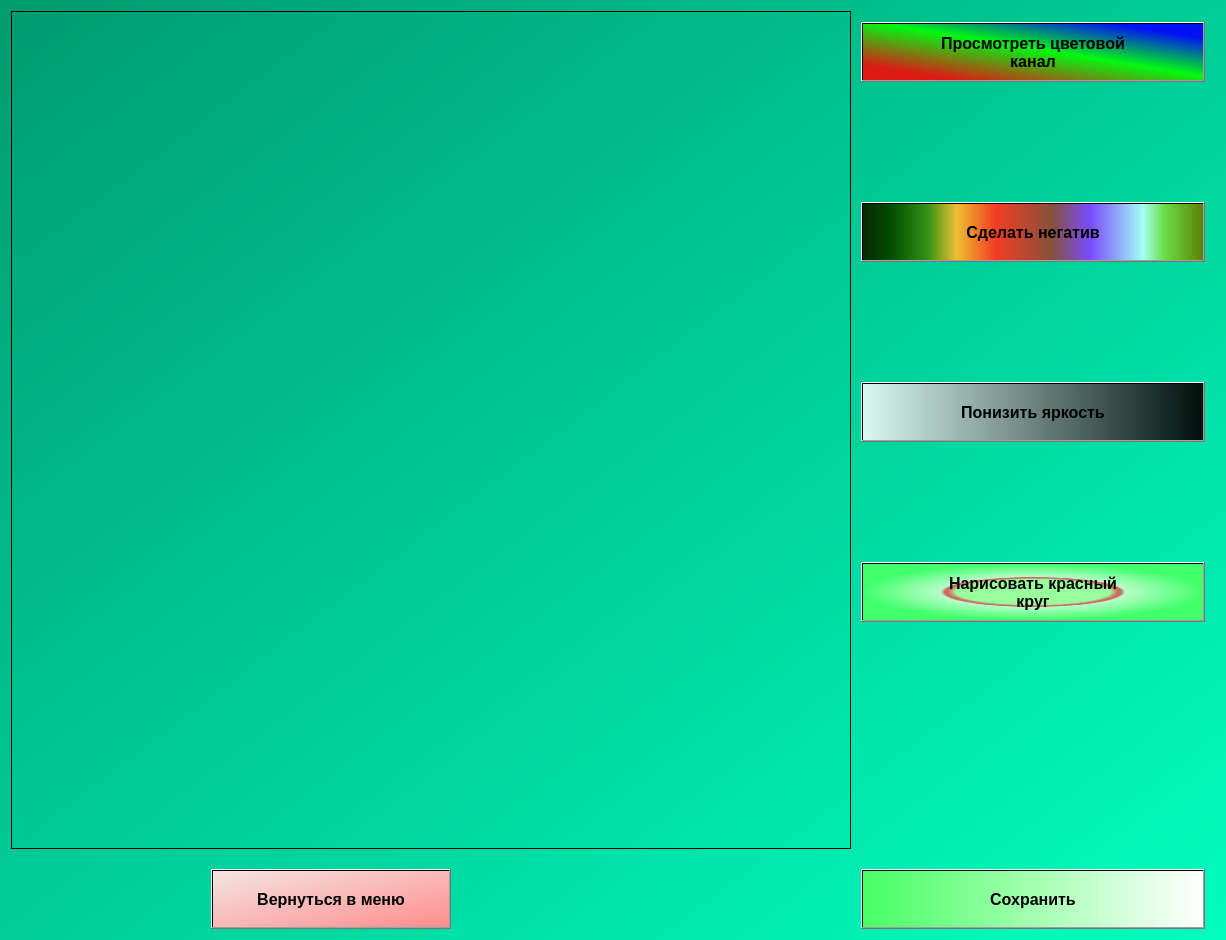
This is ui/editor.ui in HotNooBik/MegaPhotoEditor as Qt 5 draws it before an edit. The edited form follows.
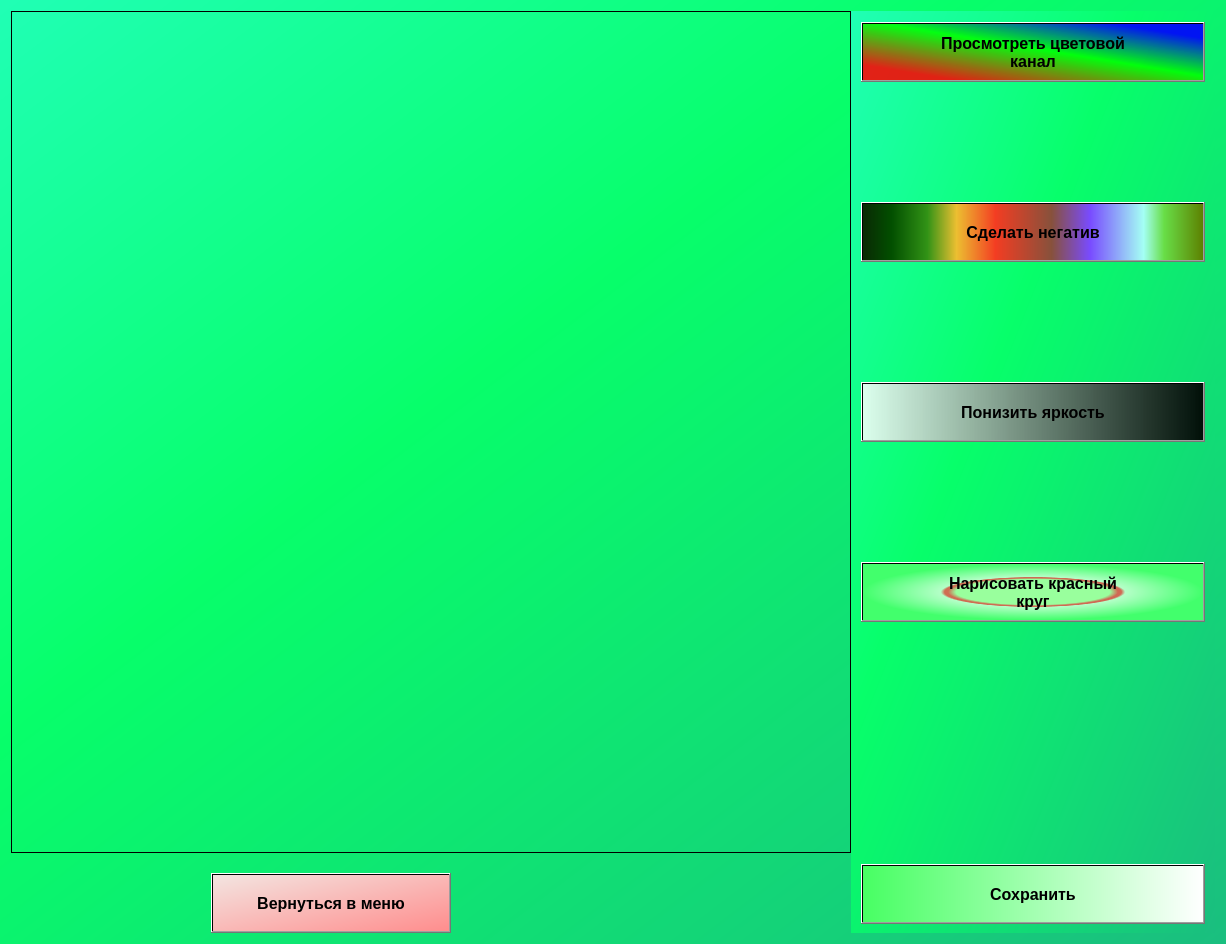
This is the edited form.

What changed in the file:
```diff
--- a/ui/editor.ui
+++ b/ui/editor.ui
@@ -7,14 +7,14 @@
     <x>0</x>
     <y>0</y>
     <width>1226</width>
-    <height>940</height>
+    <height>944</height>
    </rect>
   </property>
   <property name="windowTitle">
    <string>Form</string>
   </property>
   <property name="styleSheet">
-   <string notr="true">background-color: qlineargradient(spread:pad, x1:0, y1:0, x2:1, y2:1, stop:0 rgba(0, 155, 111, 255), stop:1 rgba(0, 255, 191, 255));</string>
+   <string notr="true">background-color: qlineargradient(spread:pad, x1:0, y1:0, x2:1, y2:1, stop:0 rgba(32, 255, 181, 255), stop:0.38806 rgba(7, 255, 106, 255), stop:1 rgba(26, 190, 127, 255));</string>
   </property>
   <layout class="QVBoxLayout" name="verticalLayout">
    <item>
@@ -90,7 +90,6 @@
             <font>
              <family>Arial</family>
              <pointsize>12</pointsize>
-             <weight>75</weight>
              <bold>true</bold>
             </font>
            </property>
@@ -128,6 +127,7 @@
      <item>
       <layout class="QVBoxLayout" name="vbox1">
        <item>
+        <widget class="QFrame" name="frame">
         <layout class="QVBoxLayout" name="vbox3" stretch="0">
          <property name="leftMargin">
           <number>10</number>
@@ -303,7 +303,6 @@
               <font>
                <family>Arial</family>
                <pointsize>12</pointsize>
-               <weight>75</weight>
                <bold>true</bold>
               </font>
              </property>
@@ -318,6 +317,7 @@
           </layout>
          </item>
         </layout>
+        </widget>
        </item>
       </layout>
      </item>
```
Left out of the diff: 4 changed lines with no effect on the pictures. Lines whose indentation alone changed are shown as unchanged.
